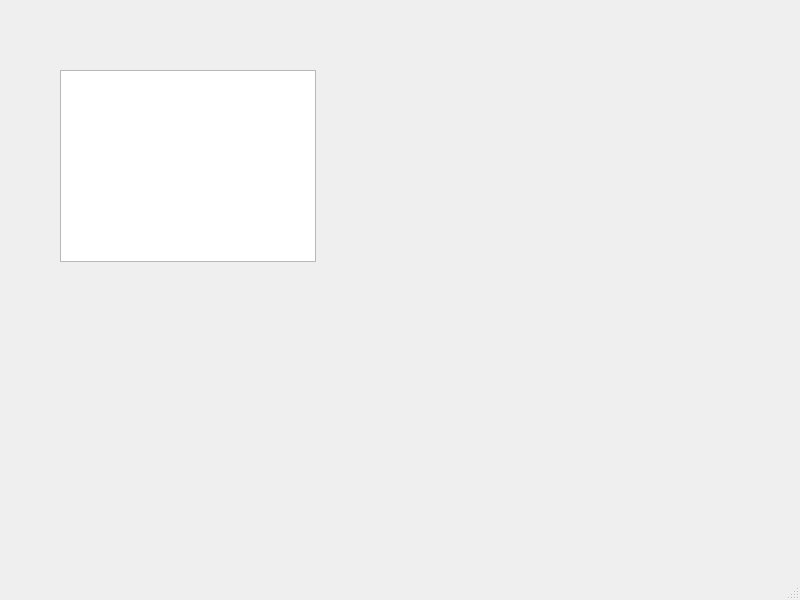
Before: the Qt Designer form lab2/mainwindow.ui in Buartskullar/allab-ki23, drawn with Qt 5.
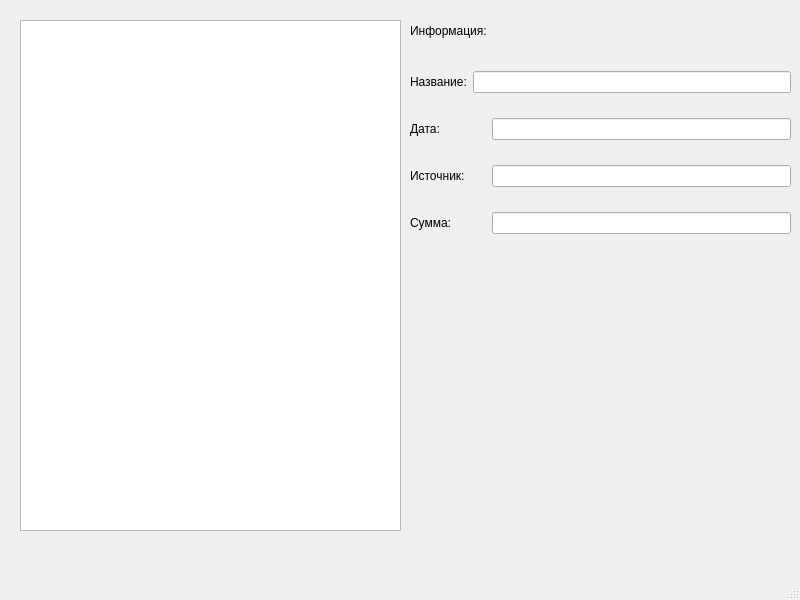
After: the same form once the commit is applied.

Commit message: первые шаги интерфейса: строки для вывода данных

Diff of the .ui file:
```diff
--- a/lab2/mainwindow.ui
+++ b/lab2/mainwindow.ui
@@ -10,6 +10,24 @@
     <height>600</height>
    </rect>
   </property>
+  <property name="sizePolicy">
+   <sizepolicy hsizetype="Fixed" vsizetype="Fixed">
+    <horstretch>0</horstretch>
+    <verstretch>0</verstretch>
+   </sizepolicy>
+  </property>
+  <property name="minimumSize">
+   <size>
+    <width>800</width>
+    <height>600</height>
+   </size>
+  </property>
+  <property name="maximumSize">
+   <size>
+    <width>800</width>
+    <height>600</height>
+   </size>
+  </property>
   <property name="windowTitle">
    <string>MainWindow</string>
   </property>
@@ -17,13 +35,151 @@
    <widget class="QListView" name="mainList">
     <property name="geometry">
      <rect>
-      <x>60</x>
-      <y>70</y>
-      <width>256</width>
-      <height>192</height>
+      <x>20</x>
+      <y>20</y>
+      <width>381</width>
+      <height>511</height>
      </rect>
     </property>
    </widget>
+   <widget class="QLabel" name="labelChosen">
+    <property name="geometry">
+     <rect>
+      <x>410</x>
+      <y>20</y>
+      <width>111</width>
+      <height>21</height>
+     </rect>
+    </property>
+    <property name="sizePolicy">
+     <sizepolicy hsizetype="Preferred" vsizetype="Minimum">
+      <horstretch>0</horstretch>
+      <verstretch>0</verstretch>
+     </sizepolicy>
+    </property>
+    <property name="text">
+     <string>Информация:</string>
+    </property>
+   </widget>
+   <widget class="QWidget" name="">
+    <property name="geometry">
+     <rect>
+      <x>410</x>
+      <y>52</y>
+      <width>381</width>
+      <height>201</height>
+     </rect>
+    </property>
+    <layout class="QVBoxLayout" name="verticalLayout">
+     <item>
+      <layout class="QHBoxLayout" name="horizontalLayout">
+       <item>
+        <widget class="QLabel" name="labelName">
+         <property name="sizePolicy">
+          <sizepolicy hsizetype="Preferred" vsizetype="Minimum">
+           <horstretch>0</horstretch>
+           <verstretch>0</verstretch>
+          </sizepolicy>
+         </property>
+         <property name="text">
+          <string>Название:</string>
+         </property>
+        </widget>
+       </item>
+       <item>
+        <widget class="QLineEdit" name="lineName"/>
+       </item>
+      </layout>
+     </item>
+     <item>
+      <layout class="QHBoxLayout" name="horizontalLayout_2">
+       <item>
+        <widget class="QLabel" name="labelDay">
+         <property name="sizePolicy">
+          <sizepolicy hsizetype="Preferred" vsizetype="Minimum">
+           <horstretch>0</horstretch>
+           <verstretch>0</verstretch>
+          </sizepolicy>
+         </property>
+         <property name="text">
+          <string>Дата:</string>
+         </property>
+        </widget>
+       </item>
+       <item>
+        <widget class="QLineEdit" name="lineDay">
+         <property name="sizePolicy">
+          <sizepolicy hsizetype="Expanding" vsizetype="Fixed">
+           <horstretch>0</horstretch>
+           <verstretch>0</verstretch>
+          </sizepolicy>
+         </property>
+         <property name="maximumSize">
+          <size>
+           <width>299</width>
+           <height>16777215</height>
+          </size>
+         </property>
+        </widget>
+       </item>
+      </layout>
+     </item>
+     <item>
+      <layout class="QHBoxLayout" name="horizontalLayout_3">
+       <item>
+        <widget class="QLabel" name="labelSource">
+         <property name="sizePolicy">
+          <sizepolicy hsizetype="Preferred" vsizetype="Minimum">
+           <horstretch>0</horstretch>
+           <verstretch>0</verstretch>
+          </sizepolicy>
+         </property>
+         <property name="text">
+          <string>Источник:</string>
+         </property>
+        </widget>
+       </item>
+       <item>
+        <widget class="QLineEdit" name="lineSource">
+         <property name="maximumSize">
+          <size>
+           <width>299</width>
+           <height>16777215</height>
+          </size>
+         </property>
+        </widget>
+       </item>
+      </layout>
+     </item>
+     <item>
+      <layout class="QHBoxLayout" name="horizontalLayout_4">
+       <item>
+        <widget class="QLabel" name="labelAmount">
+         <property name="sizePolicy">
+          <sizepolicy hsizetype="Preferred" vsizetype="Minimum">
+           <horstretch>0</horstretch>
+           <verstretch>0</verstretch>
+          </sizepolicy>
+         </property>
+         <property name="text">
+          <string>Сумма:</string>
+         </property>
+        </widget>
+       </item>
+       <item>
+        <widget class="QLineEdit" name="lineAmount">
+         <property name="maximumSize">
+          <size>
+           <width>299</width>
+           <height>16777215</height>
+          </size>
+         </property>
+        </widget>
+       </item>
+      </layout>
+     </item>
+    </layout>
+   </widget>
   </widget>
   <widget class="QMenuBar" name="menubar">
    <property name="geometry">
```
Left out of the diff: 2 changed lines with no effect on the pictures. The commit also changes 1 other file.
